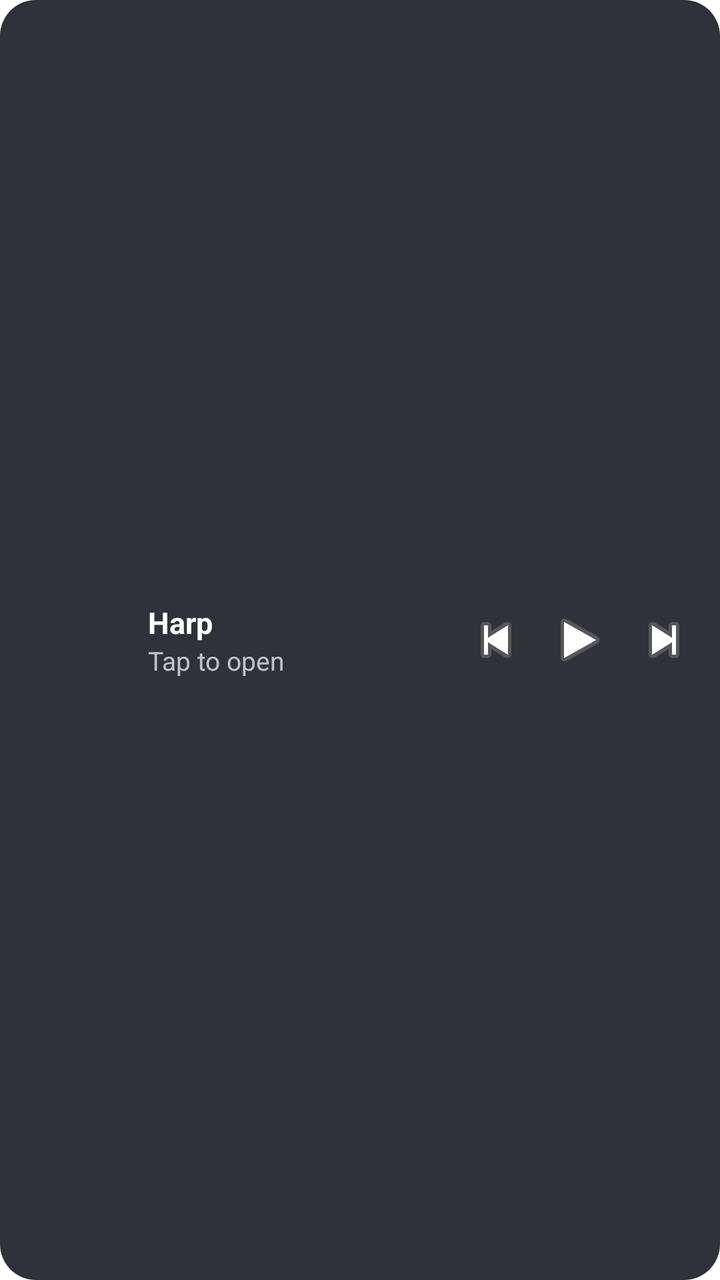
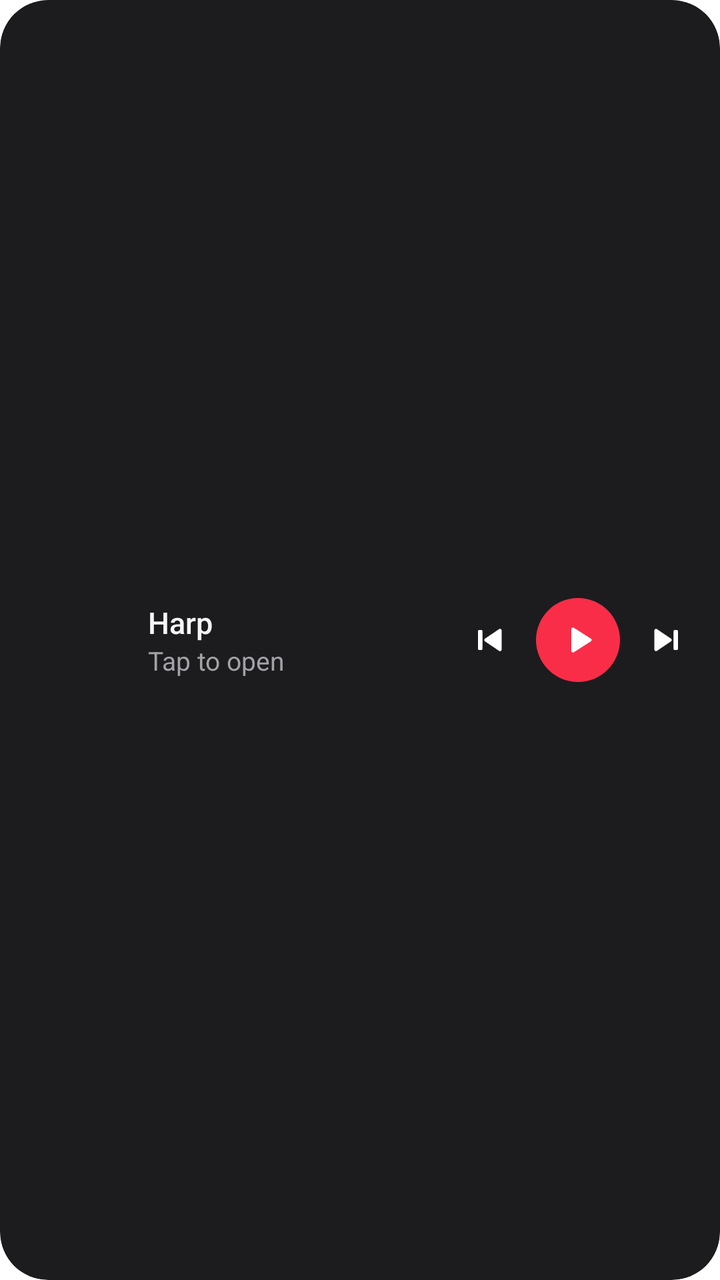

Compare the two renders of this Android layout. The source of the first and the diff that turns it into the second are given below.
<!-- AndroidManifest.xml: fallback theme Theme.MaterialComponents.DayNight.NoActionBar -->
<!-- res/layout/harp_widget.xml -->
<?xml version="1.0" encoding="utf-8"?>
<LinearLayout xmlns:android="http://schemas.android.com/apk/res/android"
    android:id="@+id/widget_root"
    android:layout_width="match_parent"
    android:layout_height="match_parent"
    android:background="@drawable/widget_bg"
    android:gravity="center_vertical"
    android:orientation="horizontal"
    android:padding="8dp">

    <ImageView
        android:id="@+id/widget_art"
        android:layout_width="56dp"
        android:layout_height="56dp"
        android:contentDescription="Cover"
        android:scaleType="centerCrop"
        android:src="@mipmap/ic_launcher" />

    <LinearLayout
        android:layout_width="0dp"
        android:layout_height="wrap_content"
        android:layout_marginStart="10dp"
        android:layout_weight="1"
        android:orientation="vertical">

        <TextView
            android:id="@+id/widget_title"
            android:layout_width="match_parent"
            android:layout_height="wrap_content"
            android:ellipsize="end"
            android:maxLines="1"
            android:text="Harp"
            android:textColor="#FFFFFFFF"
            android:textSize="15sp"
            android:textStyle="bold" />

        <TextView
            android:id="@+id/widget_artist"
            android:layout_width="match_parent"
            android:layout_height="wrap_content"
            android:ellipsize="end"
            android:maxLines="1"
            android:text="Tap to open"
            android:textColor="#B3FFFFFF"
            android:textSize="13sp" />
    </LinearLayout>

    <ImageButton
        android:id="@+id/widget_prev"
        android:layout_width="40dp"
        android:layout_height="40dp"
        android:background="@android:color/transparent"
        android:contentDescription="Previous"
        android:src="@android:drawable/ic_media_previous" />

    <ImageButton
        android:id="@+id/widget_play"
        android:layout_width="44dp"
        android:layout_height="44dp"
        android:background="@android:color/transparent"
        android:contentDescription="Play or pause"
        android:src="@android:drawable/ic_media_play" />

    <ImageButton
        android:id="@+id/widget_next"
        android:layout_width="40dp"
        android:layout_height="40dp"
        android:background="@android:color/transparent"
        android:contentDescription="Next"
        android:src="@android:drawable/ic_media_next" />
</LinearLayout>
<!-- resources referenced by this layout -->
<resources>
  <!-- drawable widget_bg (drawable) -->
  <?xml version="1.0" encoding="utf-8"?>
  <shape xmlns:android="http://schemas.android.com/apk/res/android" android:shape="rectangle">
      <solid android:color="#E61B1B24" />
      <corners android:radius="18dp" />
  </shape>
  <!-- mipmap ic_launcher (mipmap-anydpi-v26) -->
  <?xml version="1.0" encoding="utf-8"?>
  <adaptive-icon xmlns:android="http://schemas.android.com/apk/res/android">
      <background android:drawable="@drawable/ic_launcher_background"/>
      <foreground android:drawable="@mipmap/ic_launcher_foreground"/>
      <monochrome android:drawable="@mipmap/ic_launcher_foreground"/>
  </adaptive-icon>
  <!-- drawable ic_launcher_background (drawable) -->
  <?xml version="1.0" encoding="utf-8"?>
  <shape xmlns:android="http://schemas.android.com/apk/res/android" android:shape="rectangle">
      <gradient android:angle="315" android:startColor="#FFFF6B6B" android:endColor="#FFB3001B" android:type="linear"/>
  </shape>
</resources>

<!-- the commit's change to res/layout/harp_widget.xml (unified diff, before → after) -->
@@ -1,71 +1,29 @@
 <?xml version="1.0" encoding="utf-8"?>
-<LinearLayout xmlns:android="http://schemas.android.com/apk/res/android"
-    android:id="@+id/widget_root"
-    android:layout_width="match_parent"
-    android:layout_height="match_parent"
-    android:background="@drawable/widget_bg"
-    android:gravity="center_vertical"
-    android:orientation="horizontal"
-    android:padding="8dp">
-
-    <ImageView
-        android:id="@+id/widget_art"
-        android:layout_width="56dp"
-        android:layout_height="56dp"
-        android:contentDescription="Cover"
-        android:scaleType="centerCrop"
-        android:src="@mipmap/ic_launcher" />
-
-    <LinearLayout
-        android:layout_width="0dp"
-        android:layout_height="wrap_content"
-        android:layout_marginStart="10dp"
-        android:layout_weight="1"
-        android:orientation="vertical">
-
-        <TextView
-            android:id="@+id/widget_title"
-            android:layout_width="match_parent"
-            android:layout_height="wrap_content"
-            android:ellipsize="end"
-            android:maxLines="1"
-            android:text="Harp"
-            android:textColor="#FFFFFFFF"
-            android:textSize="15sp"
-            android:textStyle="bold" />
-
-        <TextView
-            android:id="@+id/widget_artist"
-            android:layout_width="match_parent"
-            android:layout_height="wrap_content"
-            android:ellipsize="end"
-            android:maxLines="1"
-            android:text="Tap to open"
-            android:textColor="#B3FFFFFF"
-            android:textSize="13sp" />
+<FrameLayout xmlns:android="http://schemas.android.com/apk/res/android" android:id="@+id/widget_root" android:layout_width="match_parent" android:layout_height="match_parent"
+    android:background="@drawable/widget_clip" android:clipToOutline="true">
+    <ImageView android:id="@+id/widget_bg" android:layout_width="match_parent" android:layout_height="match_parent"
+        android:importantForAccessibility="no" android:scaleType="fitXY" android:src="@drawable/widget_bg" />
+    <LinearLayout android:layout_width="match_parent" android:layout_height="match_parent" android:gravity="center_vertical"
+        android:orientation="horizontal" android:paddingStart="10dp" android:paddingEnd="8dp">
+        <ImageView android:id="@+id/widget_art" android:layout_width="52dp" android:layout_height="52dp"
+            android:contentDescription="Cover" android:scaleType="centerCrop" android:src="@mipmap/ic_launcher" />
+        <LinearLayout android:layout_width="0dp" android:layout_height="wrap_content" android:layout_marginStart="12dp"
+            android:layout_weight="1" android:orientation="vertical">
+            <TextView android:id="@+id/widget_title" android:layout_width="match_parent" android:layout_height="wrap_content"
+            android:ellipsize="end" android:maxLines="1" android:text="Harp" android:textColor="#FFF5F5F7" android:textSize="15sp"
+            android:fontFamily="sans-serif-medium"   />
+            <TextView android:id="@+id/widget_artist" android:layout_width="match_parent" android:layout_height="wrap_content"
+            android:ellipsize="end" android:maxLines="1" android:text="Tap to open" android:textColor="#FFA1A1A6" android:textSize="13sp"
+            android:fontFamily="sans-serif"   />
+        </LinearLayout>
+        <ImageButton android:id="@+id/widget_prev" android:layout_width="38dp" android:layout_height="38dp"
+            android:background="@android:color/transparent" android:contentDescription="Previous" android:padding="9dp"
+            android:scaleType="fitCenter" android:src="@drawable/ic_w_prev" />
+        <ImageButton android:id="@+id/widget_play" android:layout_width="42dp" android:layout_height="42dp"
+            android:layout_marginStart="4dp" android:layout_marginEnd="4dp" android:background="@drawable/widget_play_bg"
+            android:contentDescription="Play or pause" android:padding="11dp" android:scaleType="fitCenter" android:src="@drawable/ic_w_play" />
+        <ImageButton android:id="@+id/widget_next" android:layout_width="38dp" android:layout_height="38dp"
+            android:background="@android:color/transparent" android:contentDescription="Next" android:padding="9dp"
+            android:scaleType="fitCenter" android:src="@drawable/ic_w_next" />
     </LinearLayout>
-
-    <ImageButton
-        android:id="@+id/widget_prev"
-        android:layout_width="40dp"
-        android:layout_height="40dp"
-        android:background="@android:color/transparent"
-        android:contentDescription="Previous"
-        android:src="@android:drawable/ic_media_previous" />
-
-    <ImageButton
-        android:id="@+id/widget_play"
-        android:layout_width="44dp"
-        android:layout_height="44dp"
-        android:background="@android:color/transparent"
-        android:contentDescription="Play or pause"
-        android:src="@android:drawable/ic_media_play" />
-
-    <ImageButton
-        android:id="@+id/widget_next"
-        android:layout_width="40dp"
-        android:layout_height="40dp"
-        android:background="@android:color/transparent"
-        android:contentDescription="Next"
-        android:src="@android:drawable/ic_media_next" />
-</LinearLayout>
+</FrameLayout>
<!-- resource entries referenced after the edit -->
@@ -1,10 +1,38 @@
 <!-- resources referenced by this layout -->
 <resources>
+  <!-- drawable ic_w_next (drawable) -->
+  <?xml version="1.0" encoding="utf-8"?>
+  <vector xmlns:android="http://schemas.android.com/apk/res/android" android:width="24dp" android:height="24dp" android:viewportWidth="24" android:viewportHeight="24">
+      <path android:fillColor="#FFFFFFFF" android:pathData="M5,6.3v11.4a1,1 0 0,0 1.55,0.83L15,12.83a1,1 0 0,0 0,-1.66L6.55,5.47A1,1 0 0,0 5,6.3z" />
+      <path android:fillColor="#FFFFFFFF" android:pathData="M17.2,6h1.3a0.7,0.7 0 0,1 0.7,0.7v10.6a0.7,0.7 0 0,1 -0.7,0.7h-1.3a0.7,0.7 0 0,1 -0.7,-0.7V6.7A0.7,0.7 0 0,1 17.2,6z" />
+  </vector>
+  <!-- drawable ic_w_play (drawable) -->
+  <?xml version="1.0" encoding="utf-8"?>
+  <vector xmlns:android="http://schemas.android.com/apk/res/android" android:width="24dp" android:height="24dp" android:viewportWidth="24" android:viewportHeight="24">
+      <path android:fillColor="#FFFFFFFF" android:pathData="M8,5.5v13a1,1 0 0,0 1.5,0.86l10.2,-6.5a1,1 0 0,0 0,-1.72L9.5,4.64A1,1 0 0,0 8,5.5z" />
+  </vector>
+  <!-- drawable ic_w_prev (drawable) -->
+  <?xml version="1.0" encoding="utf-8"?>
+  <vector xmlns:android="http://schemas.android.com/apk/res/android" android:width="24dp" android:height="24dp" android:viewportWidth="24" android:viewportHeight="24">
+      <path android:fillColor="#FFFFFFFF" android:pathData="M19,6.3v11.4a1,1 0 0,1 -1.55,0.83L9,12.83a1,1 0 0,1 0,-1.66l8.45,-5.7A1,1 0 0,1 19,6.3z" />
+      <path android:fillColor="#FFFFFFFF" android:pathData="M6.8,6H5.5a0.7,0.7 0 0,0 -0.7,0.7v10.6a0.7,0.7 0 0,0 0.7,0.7h1.3a0.7,0.7 0 0,0 0.7,-0.7V6.7A0.7,0.7 0 0,0 6.8,6z" />
+  </vector>
   <!-- drawable widget_bg (drawable) -->
   <?xml version="1.0" encoding="utf-8"?>
   <shape xmlns:android="http://schemas.android.com/apk/res/android" android:shape="rectangle">
-      <solid android:color="#E61B1B24" />
-      <corners android:radius="18dp" />
+      <solid android:color="#FF1C1C1F" />
+      <corners android:radius="24dp" />
+  </shape>
+  <!-- drawable widget_clip (drawable) -->
+  <?xml version="1.0" encoding="utf-8"?>
+  <shape xmlns:android="http://schemas.android.com/apk/res/android" android:shape="rectangle">
+      <solid android:color="#00000000" />
+      <corners android:radius="24dp" />
+  </shape>
+  <!-- drawable widget_play_bg (drawable) -->
+  <?xml version="1.0" encoding="utf-8"?>
+  <shape xmlns:android="http://schemas.android.com/apk/res/android" android:shape="oval">
+      <solid android:color="#FFFA2D48" />
   </shape>
   <!-- mipmap ic_launcher (mipmap-anydpi-v26) -->
   <?xml version="1.0" encoding="utf-8"?>
